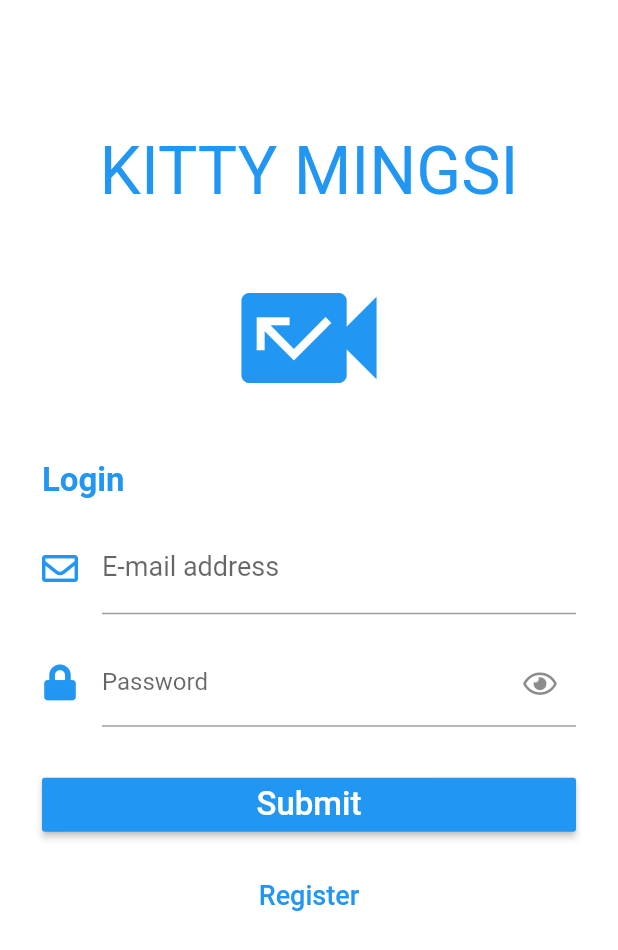
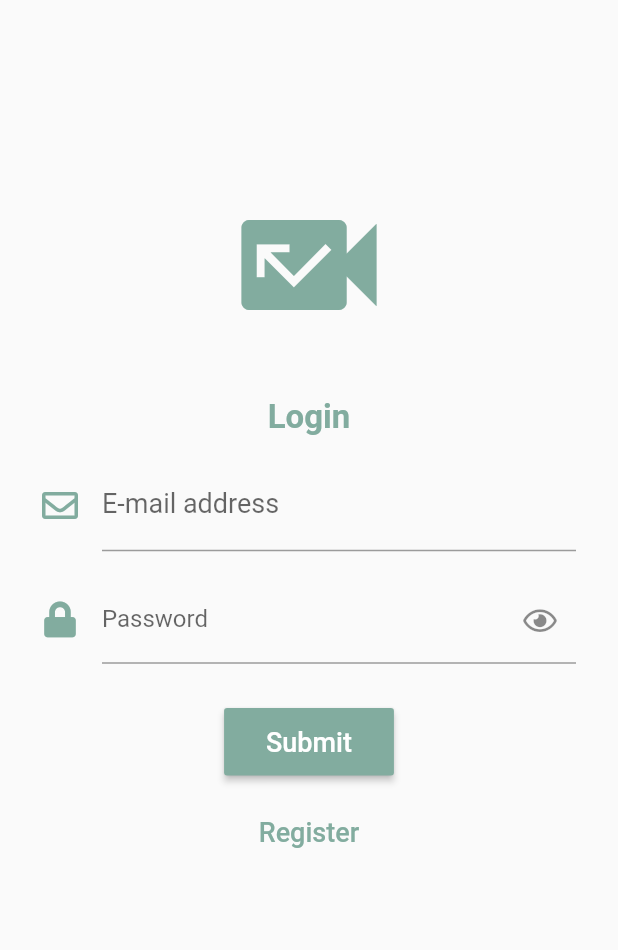
Before and after one commit to josefwilhelm/flutter_weather, a Flutter app: the screen it shows after launch, on a phone screen of 412 x 824 dp. Shown: the top 950 px of the screen. Run offline on Flutter 3.47's test engine with Material 2 defaults, Android fonts, the phone set to English and light mode, and no system bars; our stand-ins replace font_awesome_flutter.

Commit message:
refactor widgets

```diff
--- a/lib/login.dart
+++ b/lib/login.dart
@@ -1,6 +1,5 @@
 import 'package:flutter/material.dart';
 import 'package:font_awesome_flutter/font_awesome_flutter.dart';
-import 'package:material_design_icons_flutter/material_design_icons_flutter.dart';
 import 'package:flutter/cupertino.dart'; //new
 
 class Login extends StatefulWidget {
@@ -13,11 +12,9 @@ class _LoginState extends State<Login> {
   @override
   Widget build(BuildContext context) {
     return Scaffold(
-        backgroundColor: Colors.white,
-        body:
-           Container(
+      // backgroundColor: const Color(0xFFF7EBE8),
+      body: Container(
         padding: const EdgeInsets.all(28.0),
-
         child: Column(
             // crossAxisAlignment: CrossAxisAlignment.stretch,
             // mainAxisAlignment: MainAxisAlignment.center,
@@ -25,21 +22,11 @@ class _LoginState extends State<Login> {
               SizedBox(
                 height: 60.0,
               ),
-                  Text(
-                    "KITTY MINGSI",
-                    style: TextStyle(
-                      color: Colors.blue,
-                      fontSize: 44.0,
-                    ),
-                  ),
-                  SizedBox(
-                    height: 4.0,
-                  ),
               Expanded(
                 child: Icon(
                   IconData(0xe3ea, fontFamily: 'MaterialIcons'),
                   size: 120.0,
-                      color: Colors.blue,
+                  color: Theme.of(context).primaryColor,
                 ),
                 flex: 1,
               ),
@@ -73,7 +60,7 @@ class _LoginFormState extends State<LoginForm> {
           labelStyle: TextStyle(fontSize: 18.0),
           icon: Icon(
             FontAwesomeIcons.envelope,
-            color: Colors.blue,
+            color: Theme.of(context).accentColor,
           ),
           labelText: "E-mail address",
           border: UnderlineInputBorder(
@@ -94,7 +81,7 @@ class _LoginFormState extends State<LoginForm> {
       decoration: InputDecoration(
           icon: Icon(
             FontAwesomeIcons.lock,
-            color: Colors.blue,
+            color: Theme.of(context).accentColor,
           ),
           labelText: "Password",
           hintText: "****",
@@ -106,15 +93,16 @@ class _LoginFormState extends State<LoginForm> {
               )),
           border: UnderlineInputBorder(
             borderSide: BorderSide(
-                color: Colors.blue, width: 1.0, style: BorderStyle.solid),
+                color: Theme.of(context).accentColor,
+                width: 1.0,
+                style: BorderStyle.solid),
           )),
     );
 
     final loginButton = Container(
         child: Theme.of(context).platform == TargetPlatform.iOS
             ? CupertinoButton(
-                color: Colors.blue,
-                disabledColor: Colors.yellow,
+                color: Theme.of(context).accentColor,
                 onPressed: () {
                   Scaffold.of(context).showSnackBar(
                       SnackBar(content: Text('Submit button pressed')));
@@ -122,25 +110,26 @@ class _LoginFormState extends State<LoginForm> {
                 child: Container(
                     child: Text(
                   'Submit',
-                  style: TextStyle(color: Colors.white, fontSize: 22.0),
                 )))
-            : MaterialButton(
-                color: Colors.blue,
+            : RaisedButton(
+                color: Theme.of(context).primaryColor,
                 onPressed: () {
-                  Scaffold.of(context).showSnackBar(
-                      SnackBar(content: Text('Submit button pressed')));
+                  Navigator.pushReplacementNamed(context, "/home");
                 },
                 child: Container(
+                    padding: const EdgeInsets.all(12.0),
                     child: Text(
                       'Submit',
-                  style: TextStyle(color: Colors.white, fontSize: 22.0),
+                      style: TextStyle(fontSize: 18.0, color: Colors.white),
                     ))));
 
     return Container(
-        child: ListView(children: [
+        child: Column(children: [
       Text("Login",
           style: TextStyle(
-              color: Colors.blue, fontSize: 22.0, fontWeight: FontWeight.bold)),
+              color: Theme.of(context).primaryColor,
+              fontSize: 22.0,
+              fontWeight: FontWeight.bold)),
       SizedBox(height: 16.0),
       email,
       SizedBox(height: 16.0),
@@ -155,7 +144,7 @@ class _LoginFormState extends State<LoginForm> {
       Container(
           child: Theme.of(context).platform == TargetPlatform.iOS
               ? CupertinoButton(
-                  color: Colors.white,
+                  color: Theme.of(context).primaryColor,
                   onPressed: () {
                     Scaffold.of(context).showSnackBar(
                         SnackBar(content: Text('Register button pressed')));
@@ -163,10 +152,10 @@ class _LoginFormState extends State<LoginForm> {
                   child: Container(
                       child: Text(
                     'Register',
-                    style: TextStyle(color: Colors.blue, fontSize: 18.0),
+                    style: TextStyle(
+                        color: Theme.of(context).accentColor, fontSize: 18.0),
                   )))
               : FlatButton(
-                  color: Colors.white,
                   onPressed: () {
                     Scaffold.of(context).showSnackBar(
                         SnackBar(content: Text('Register button pressed')));
@@ -174,7 +163,8 @@ class _LoginFormState extends State<LoginForm> {
                   child: Container(
                       child: Text(
                     'Register',
-                    style: TextStyle(color: Colors.blue, fontSize: 18.0),
+                    style: TextStyle(
+                        color: Theme.of(context).accentColor, fontSize: 18.0),
                   ))))
     ]));
   }
--- a/lib/main.dart
+++ b/lib/main.dart
@@ -1,6 +1,5 @@
 import 'package:flutter/material.dart';
 import 'login.dart';
-
 
 void main() => runApp(new MyApp());
 
@@ -9,20 +8,20 @@ class MyApp extends StatelessWidget {
   @override
   Widget build(BuildContext context) {
     return new MaterialApp(
-      title: 'Flutter Demo',
-      theme: new ThemeData(
-        // This is the theme of your application.
-        //
-        // Try running your application with "flutter run". You'll see the
-        // application has a blue toolbar. Then, without quitting the app, try
-        // changing the primarySwatch below to Colors.green and then invoke
-        // "hot reload" (press "r" in the console where you ran "flutter run",
-        // or press Run > Flutter Hot Reload in IntelliJ). Notice that the
-        // counter didn't reset back to zero; the application is not restarted.
-        primarySwatch: Colors.blue,
-      ),
-      home: Login()   //new MyHomePage(title: 'Flutter Demo Home Page'),
-    );
+        title: 'Flutter Demo',
+        theme: new ThemeData(
+          primaryColor: const Color(0xFF82AC9F),
+          accentColor: const Color(0xFF82AC9F),
+          textTheme: Theme.of(context).textTheme.apply(
+            bodyColor: const Color(0xFF53687E)
+          )
+        ),
+        initialRoute: "/",
+        routes: {
+          "/": (context) => Login(),
+          "/home": (context) => MyHomePage()
+        }
+        );
   }
 }
 
@@ -45,19 +44,6 @@ class MyHomePage extends StatefulWidget {
 }
 
 class _MyHomePageState extends State<MyHomePage> {
-  int _counter = 0;
-
-  void _incrementCounter() {
-    setState(() {
-      // This call to setState tells the Flutter framework that something has
-      // changed in this State, which causes it to rerun the build method below
-      // so that the display can reflect the updated values. If we changed
-      // _counter without calling setState(), then the build method would not be
-      // called again, and so nothing would appear to happen.
-      _counter++;
-    });
-  }
-
   @override
   Widget build(BuildContext context) {
     // This method is rerun every time setState is called, for instance as done
@@ -70,45 +56,12 @@ class _MyHomePageState extends State<MyHomePage> {
       appBar: new AppBar(
         // Here we take the value from the MyHomePage object that was created by
         // the App.build method, and use it to set our appbar title.
-        title: new Text("123"),//new Text(widget.title),
-      ),
-      bottomNavigationBar: BottomNavigationBar(
-        currentIndex: 0,
+        title: new Text("Kitty Mingsi"), //new Text(widget.title),
       ),
       body: new Center(
-        // Center is a layout widget. It takes a single child and positions it
-        // in the middle of the parent.
-        child: new Column(
-          // Column is also layout widget. It takes a list of children and
-          // arranges them vertically. By default, it sizes itself to fit its
-          // children horizontally, and tries to be as tall as its parent.
-          //
-          // Invoke "debug paint" (press "p" in the console where you ran
-          // "flutter run", or select "Toggle Debug Paint" from the Flutter tool
-          // window in IntelliJ) to see the wireframe for each widget.
-          //
-          // Column has various properties to control how it sizes itself and
-          // how it positions its children. Here we use mainAxisAlignment to
-          // center the children vertically; the main axis here is the vertical
-          // axis because Columns are vertical (the cross axis would be
-          // horizontal).
-          mainAxisAlignment: MainAxisAlignment.center,
-          children: <Widget>[
-            new Text(
-              'You have pushed the button this many times:',
-            ),
-            new Text(
-              '$_counter',
-              style: Theme.of(context).textTheme.display1,
-            ),
-          ],
-        ),
+        child: Text('Hello and welcome'),
       ),
-      floatingActionButton: new FloatingActionButton(
-        onPressed: _incrementCounter,
-        tooltip: 'Increment',
-        child: new Icon(Icons.add),
-      ), // This trailing comma makes auto-formatting nicer for build methods.
+      // This trailing comma makes auto-formatting nicer for build methods.
     );
   }
 }
```
Lines whose indentation alone changed are shown as unchanged.
